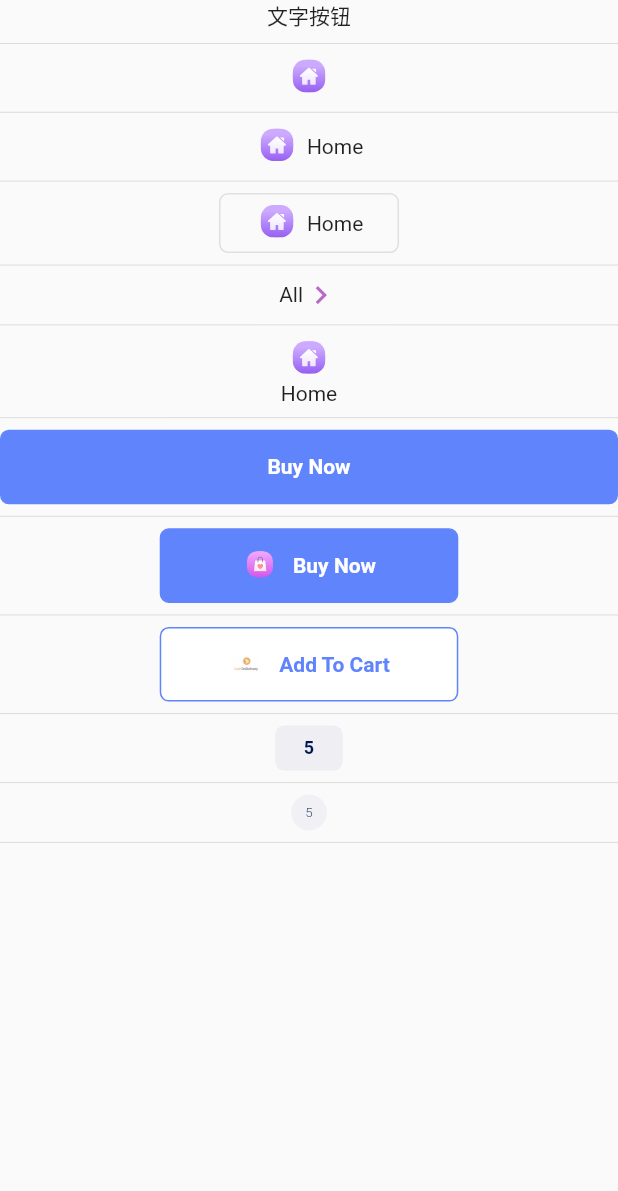
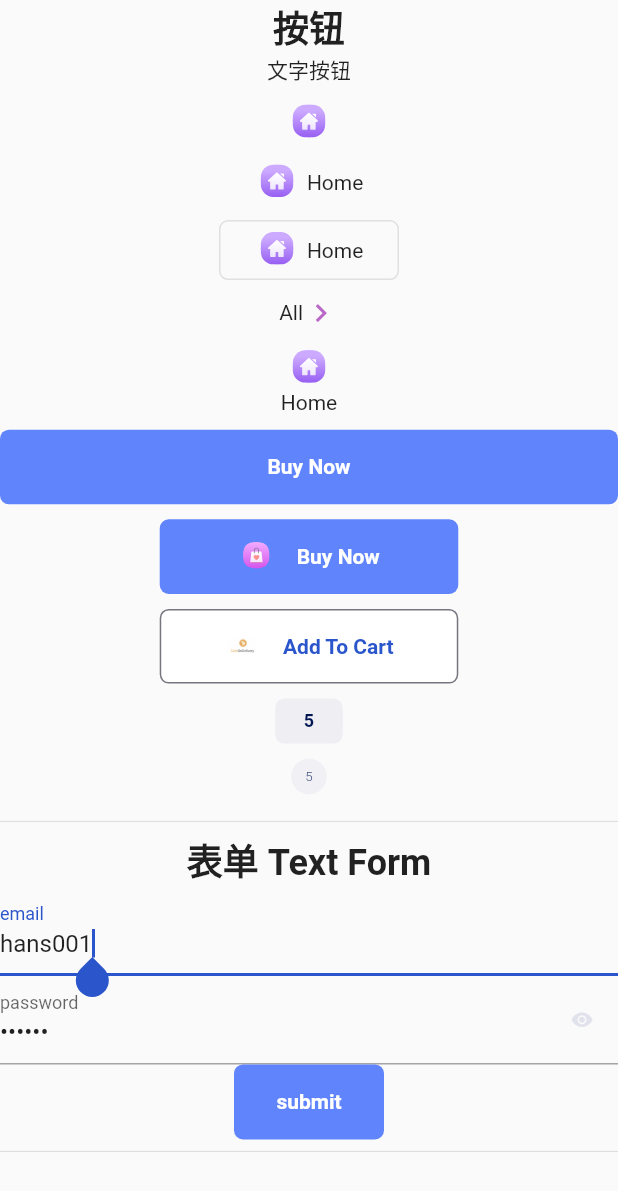
Before and after one commit to codertiany/flutter_woo_commerce_getx_ducafecat, a Flutter app: the screen it shows after launch, on a phone screen of 412 x 824 dp. Shown: the top 1191 px of the screen. Run offline on Flutter 3.47's test engine with Material 2 defaults, Android fonts, the light colour scheme and no system bars; drawn by our look-alikes of pull_to_refresh; our stand-ins replace dio, flutter_easyloading, flutter_screenutil, flutter_svg, get, package_info and 2 more; missing offline and left inert: validatorless.

Commit message:
add -> 颜色表定义

```diff
--- /dev/null
+++ b/lib/common/style/colors.dart
@@ -0,0 +1,100 @@
+import 'package:flutter/material.dart';
+import 'package:get/get.dart';
+
+/// 应用颜色
+class AppColors {
+  /// *******************************************
+  /// 自定义 颜色
+  /// *******************************************
+
+  /// 亮色
+  static AppColorScheme light = AppColorScheme(
+    button: const Color(0xFF5F84FC),
+  );
+
+  /// 暗色
+  static AppColorScheme dark = AppColorScheme(
+    button: const Color(0xFFB0C5FF),
+  );
+
+  /// *******************************************
+  /// 自定义 应用
+  /// *******************************************
+
+  /// 按钮
+  static Color get button => Get.isDarkMode ? dark.button : light.button;
+
+  /// *******************************************
+  /// Material System
+  /// *******************************************
+
+  static Color get background => Get.theme.colorScheme.background;
+
+  static Brightness get brightness => Get.theme.colorScheme.brightness;
+
+  static Color get error => Get.theme.colorScheme.error;
+
+  static Color get errorContainer => Get.theme.colorScheme.errorContainer;
+
+  static Color get inversePrimary => Get.theme.colorScheme.inversePrimary;
+
+  static Color get inverseSurface => Get.theme.colorScheme.inverseSurface;
+
+  static Color get onBackground => Get.theme.colorScheme.onBackground;
+
+  static Color get onError => Get.theme.colorScheme.onError;
+
+  static Color get onErrorContainer => Get.theme.colorScheme.onErrorContainer;
+
+  static Color get onInverseSurface => Get.theme.colorScheme.onInverseSurface;
+
+  static Color get onPrimary => Get.theme.colorScheme.onPrimary;
+
+  static Color get onPrimaryContainer =>
+      Get.theme.colorScheme.onPrimaryContainer;
+
+  static Color get onSecondary => Get.theme.colorScheme.onSecondary;
+
+  static Color get onSecondaryContainer =>
+      Get.theme.colorScheme.onSecondaryContainer;
+
+  static Color get onSurface => Get.theme.colorScheme.onSurface;
+
+  static Color get onSurfaceVariant => Get.theme.colorScheme.onSurfaceVariant;
+
+  static Color get onTertiary => Get.theme.colorScheme.onTertiary;
+
+  static Color get onTertiaryContainer =>
+      Get.theme.colorScheme.onTertiaryContainer;
+
+  static Color get outline => Get.theme.colorScheme.outline;
+
+  static Color get primary => Get.theme.colorScheme.primary;
+
+  static Color get primaryContainer => Get.theme.colorScheme.primaryContainer;
+
+  static Color get secondary => Get.theme.colorScheme.secondary;
+
+  static Color get secondaryContainer =>
+      Get.theme.colorScheme.secondaryContainer;
+
+  static Color get shadow => Get.theme.colorScheme.shadow;
+
+  static Color get surface => Get.theme.colorScheme.surface;
+
+  static Color get surfaceVariant => Get.theme.colorScheme.surfaceVariant;
+
+  static Color get tertiary => Get.theme.colorScheme.tertiary;
+
+  static Color get tertiaryContainer => Get.theme.colorScheme.tertiaryContainer;
+}
+
+/// 应用颜色 - 定义
+class AppColorScheme {
+  /// 按钮
+  final Color button;
+
+  AppColorScheme({
+    required this.button,
+  });
+}
--- a/lib/common/style/index.dart
+++ b/lib/common/style/index.dart
@@ -1,6 +1,7 @@
 library style;
 
-export 'space.dart';
+export 'colors.dart';
 export 'lib_color_schemes.g.dart';
 export 'radius.dart';
+export 'space.dart';
 export 'theme.dart';
--- a/lib/common/style/space.dart
+++ b/lib/common/style/space.dart
@@ -3,7 +3,7 @@ import 'package:flutter/material.dart';
 /// 间距
 class AppSpace {
   /// 卡片内 - 12 上下左右
-  static double get edgeCard => 12;
+  static double get card => 12;
 
   /// 输入框 - 10, 20 上下，左右
   static EdgeInsets get input =>
@@ -16,11 +16,11 @@ class AppSpace {
   static double get edgePage => 16;
 
   /// 段落 - 24
-  static double get paragraph => 10;
+  static double get paragraph => 24;
 
   /// 标题内容 - 10
   static double get titleContent => 10;
 
   /// 图标文字 - 15
-  static double get iconText => 10;
+  static double get iconText => 15;
 }
--- a/lib/common/widgets/button.dart
+++ b/lib/common/widgets/button.dart
@@ -1,5 +1,4 @@
 import 'package:flutter/material.dart';
-import 'package:get/get.dart';
 
 import '../extension/index.dart';
 import '../style/index.dart';
@@ -113,12 +112,12 @@ class ButtonWidget extends StatelessWidget {
     this.textDirection,
     this.isColumn,
     this.borderRadius,
+    this.borderColor,
   })  : textWidget = TextWidget.button(
           text: textString,
-          color: Get.theme.colorScheme.onPrimary,
+          color: AppColors.onPrimary,
         ),
-        bgColor = Get.theme.colorScheme.primary,
-        borderColor = Get.theme.colorScheme.primary,
+        bgColor = AppColors.button,
         super(key: key);
 
   /// 次要
@@ -137,10 +136,10 @@ class ButtonWidget extends StatelessWidget {
     this.borderRadius,
   })  : textWidget = TextWidget.button(
           text: textString,
-          color: Get.theme.colorScheme.primary,
+          color: AppColors.primary,
         ),
-        bgColor = Get.theme.colorScheme.onSecondary,
-        borderColor = Get.theme.colorScheme.primary,
+        bgColor = AppColors.onSecondary,
+        borderColor = AppColors.outline,
         super(key: key);
 
   /// 文字
@@ -180,7 +179,7 @@ class ButtonWidget extends StatelessWidget {
   })  : textWidget = TextWidget.button(
           text: textString,
           size: textSize,
-          color: textColor ?? Get.theme.colorScheme.onPrimaryContainer,
+          color: textColor ?? AppColors.onPrimaryContainer,
         ),
         super(key: key);
 
@@ -204,7 +203,7 @@ class ButtonWidget extends StatelessWidget {
           text: textString,
           size: textSize,
           weight: FontWeight.w300,
-          color: textColor ?? Get.theme.colorScheme.onPrimaryContainer,
+          color: textColor ?? AppColors.onPrimaryContainer,
         ),
         super(key: key);
 
@@ -227,7 +226,7 @@ class ButtonWidget extends StatelessWidget {
         TextWidget(
           text: text!,
           size: textSize,
-          color: textColor ?? Get.theme.colorScheme.onPrimaryContainer,
+          color: textColor ?? AppColors.onPrimaryContainer,
           weight: textWeight ?? FontWeight.w500,
         ),
       );
@@ -259,7 +258,7 @@ class ButtonWidget extends StatelessWidget {
           color: bgColor,
           border: borderColor != null
               ? Border.all(
-                  color: borderColor ?? Get.theme.colorScheme.primary,
+                  color: borderColor ?? AppColors.primary,
                 )
               : null,
           borderRadius: BorderRadius.all(
--- a/lib/common/widgets/icon.dart
+++ b/lib/common/widgets/icon.dart
@@ -1,6 +1,7 @@
 import 'package:flutter/material.dart';
 import 'package:flutter_svg/flutter_svg.dart';
-import 'package:get/get.dart';
+
+import '../style/index.dart';
 
 /// 图标组件
 class IconWidget extends StatelessWidget {
@@ -68,7 +69,7 @@ class IconWidget extends StatelessWidget {
       return Icon(
         iconData,
         size: size,
-        color: color ?? Get.theme.colorScheme.onPrimaryContainer,
+        color: color ?? AppColors.onPrimaryContainer,
       );
     }
     return Container();
--- a/lib/common/widgets/index.dart
+++ b/lib/common/widgets/index.dart
@@ -3,3 +3,4 @@ library widgets;
 export 'text.dart';
 export 'icon.dart';
 export 'button.dart';
+export 'text_form.dart';
--- a/lib/common/widgets/text.dart
+++ b/lib/common/widgets/text.dart
@@ -71,9 +71,9 @@ class TextWidget extends StatelessWidget {
         super(key: key);
 
   /// 文字 - 标题1
-  TextWidget.title1({
+  TextWidget.title1(
+    this.text, {
     Key? key,
-    required this.text,
     this.maxLines = 1,
     this.softWrap = false,
     this.overflow = TextOverflow.clip,
@@ -87,9 +87,9 @@ class TextWidget extends StatelessWidget {
         super(key: key);
 
   /// 文字 - 标题2
-  TextWidget.title2({
+  TextWidget.title2(
+    this.text, {
     Key? key,
-    required this.text,
     this.maxLines = 1,
     this.softWrap = false,
     this.overflow = TextOverflow.clip,
@@ -103,9 +103,9 @@ class TextWidget extends StatelessWidget {
         super(key: key);
 
   /// 文字 - 标题3
-  TextWidget.title3({
+  TextWidget.title3(
+    this.text, {
     Key? key,
-    required this.text,
     this.maxLines = 1,
     this.softWrap = false,
     this.overflow = TextOverflow.clip,
@@ -119,9 +119,9 @@ class TextWidget extends StatelessWidget {
         super(key: key);
 
   /// 文字 - 正文1
-  TextWidget.body1({
+  TextWidget.body1(
+    this.text, {
     Key? key,
-    required this.text,
     this.maxLines = 1,
     this.softWrap = false,
     this.overflow = TextOverflow.clip,
@@ -135,9 +135,9 @@ class TextWidget extends StatelessWidget {
         super(key: key);
 
   /// 文字 - 正文2
-  TextWidget.body2({
+  TextWidget.body2(
+    this.text, {
     Key? key,
-    required this.text,
     this.maxLines = 1,
     this.softWrap = false,
     this.overflow = TextOverflow.clip,
@@ -151,9 +151,9 @@ class TextWidget extends StatelessWidget {
         super(key: key);
 
   /// 文字 - 正文3
-  TextWidget.body3({
+  TextWidget.body3(
+    this.text, {
     Key? key,
-    required this.text,
     this.maxLines = 1,
     this.softWrap = false,
     this.overflow = TextOverflow.clip,
--- /dev/null
+++ b/lib/common/widgets/text_form.dart
@@ -0,0 +1,75 @@
+import 'package:flutter/material.dart';
+import 'package:flutter/services.dart';
+import 'package:flutter_woo_commerce_getx_ducafecat/common/style/index.dart';
+
+/// TextFormField 表单 输入框
+class TextFormWidget extends StatefulWidget {
+  final TextEditingController? controller;
+  final InputDecoration? decoration;
+  final String? Function(String?)? validator;
+  final bool? autofocus;
+  final String? labelText;
+  final bool? isObscure;
+  final TextInputType? keyboardType;
+  final List<TextInputFormatter>? inputFormatters;
+
+  const TextFormWidget({
+    Key? key,
+    this.controller,
+    this.autofocus = false,
+    this.labelText,
+    this.validator,
+    this.isObscure = false,
+    this.decoration,
+    this.keyboardType,
+    this.inputFormatters,
+  }) : super(key: key);
+
+  @override
+  _TextFormWidgetState createState() => _TextFormWidgetState();
+}
+
+class _TextFormWidgetState extends State<TextFormWidget> {
+  bool _isShowObscureIcon = false;
+  @override
+  void initState() {
+    super.initState();
+    _isShowObscureIcon = widget.isObscure!;
+  }
+
+  @override
+  Widget build(BuildContext context) {
+    return TextFormField(
+      autofocus: widget.autofocus!,
+      keyboardType: widget.keyboardType,
+      controller: widget.controller,
+      decoration: widget.isObscure == true
+          ? InputDecoration(
+              labelText: widget.labelText,
+              suffixIcon: IconButton(
+                onPressed: () {
+                  setState(() {
+                    _isShowObscureIcon = !_isShowObscureIcon;
+                  });
+                },
+                icon: Icon(
+                  _isShowObscureIcon == true
+                      ? Icons.visibility
+                      : Icons.visibility_off,
+                  size: 15,
+                  color: AppColors.surfaceVariant,
+                ),
+              ),
+            )
+          : InputDecoration(
+              labelText: widget.labelText,
+            ),
+      // 校验
+      validator: widget.validator,
+      // 是否密码
+      obscureText: _isShowObscureIcon,
+      // 输入格式
+      inputFormatters: widget.inputFormatters,
+    );
+  }
+}
--- a/lib/pages/styles/widgets/controller.dart
+++ b/lib/pages/styles/widgets/controller.dart
@@ -1,7 +1,13 @@
+import 'package:flutter/material.dart';
 import 'package:get/get.dart';
 
 class WidgetsController extends GetxController {
   WidgetsController();
+
+  TextEditingController unameController =
+      TextEditingController(text: "hans001");
+  TextEditingController pwdController = TextEditingController(text: "123456");
+  GlobalKey formKey = GlobalKey<FormState>();
 
   _initData() {
     update(["widgets"]);
@@ -25,8 +31,10 @@ class WidgetsController extends GetxController {
   //   super.onClose();
   // }
 
-  // @override
-  // void dispose() {
-  //   super.dispose();
-  // }
+  @override
+  void dispose() {
+    super.dispose();
+    unameController.dispose();
+    pwdController.dispose();
+  }
 }
--- a/lib/pages/styles/widgets/view.dart
+++ b/lib/pages/styles/widgets/view.dart
@@ -1,9 +1,11 @@
 import 'package:flutter/material.dart';
 import 'package:flutter_screenutil/flutter_screenutil.dart';
 import 'package:flutter_woo_commerce_getx_ducafecat/common/extension/index.dart';
+import 'package:flutter_woo_commerce_getx_ducafecat/common/style/index.dart';
 import 'package:flutter_woo_commerce_getx_ducafecat/common/values/index.dart';
 import 'package:flutter_woo_commerce_getx_ducafecat/common/widgets/index.dart';
 import 'package:get/get.dart';
+import 'package:validatorless/validatorless.dart';
 
 import 'index.dart';
 
@@ -25,14 +27,16 @@ class WidgetsPage extends GetView<WidgetsController> {
     );
   }
 
+  // 按钮
   Widget _buildButtons() {
     return <Widget>[
+      TextWidget.title1("按钮"),
+
       // 1 文字按钮
       ButtonWidget.text(
         "文字按钮",
         textSize: 15.sp,
-      ),
-      const Divider(),
+      ).paddingBottom(AppSpace.listRow),
 
       // 2 图标按钮
       ButtonWidget.icon(
@@ -40,8 +44,7 @@ class WidgetsPage extends GetView<WidgetsController> {
           AssetsSvgs.cHomeSvg,
           size: 30.sp,
         ),
-      ),
-      const Divider(),
+      ).paddingBottom(AppSpace.listRow),
 
       // 3 图标文字按钮
       ButtonWidget.iconText(
@@ -51,8 +54,7 @@ class WidgetsPage extends GetView<WidgetsController> {
         ),
         "Home",
         iconTextSpace: 5.w,
-      ),
-      const Divider(),
+      ).paddingBottom(AppSpace.listRow),
 
       // 3 图标文字按钮 - 边框
       ButtonWidget.iconText(
@@ -63,8 +65,7 @@ class WidgetsPage extends GetView<WidgetsController> {
         "Home",
         iconTextSpace: 5.w,
         borderColor: Get.theme.colorScheme.outline.withOpacity(0.2),
-      ).height(40).width(120),
-      const Divider(),
+      ).height(40).width(120).paddingBottom(AppSpace.listRow),
 
       // 4 图标文字按钮 - 反转
       ButtonWidget.iconText(
@@ -76,8 +77,7 @@ class WidgetsPage extends GetView<WidgetsController> {
         "All",
         iconTextSpace: 0,
         textDirection: TextDirection.rtl,
-      ),
-      const Divider(),
+      ).paddingBottom(AppSpace.listRow),
 
       // 5 图标文字按钮 - 纵向
       ButtonWidget.iconText(
@@ -87,36 +87,31 @@ class WidgetsPage extends GetView<WidgetsController> {
         ),
         "Home",
         isColumn: true,
-      ),
-      const Divider(),
+      ).paddingBottom(AppSpace.listRow),
 
       // primary 主按钮
       ButtonWidget.primary(
         "Buy Now",
-      ).height(50.w),
-      const Divider(),
+      ).height(50.w).paddingBottom(AppSpace.listRow),
 
       // primary 主按钮
       ButtonWidget.primary(
         "Buy Now",
         icon: IconWidget.svg(AssetsSvgs.cBagSvg),
-      ).height(50.w).width(200.w),
-      const Divider(),
+      ).height(50.w).width(200.w).paddingBottom(AppSpace.listRow),
 
       // secondary 主按钮
       ButtonWidget.secondary(
         "Add To Cart",
         icon: IconWidget.image(AssetsImages.pCashPng),
-      ).height(50.w).width(200.w),
-      const Divider(),
+      ).height(50.w).width(200.w).paddingBottom(AppSpace.listRow),
 
       // 文字/填充 按钮
       ButtonWidget.textFilled(
         "5",
         bgColor: Get.theme.colorScheme.surfaceVariant.withOpacity(0.5),
         textSize: 12.sp,
-      ).height(30).width(45),
-      const Divider(),
+      ).height(30).width(45).paddingBottom(AppSpace.listRow),
 
       // 文字/填充/圆形 按钮
       ButtonWidget.textRoundFilled(
@@ -124,18 +119,70 @@ class WidgetsPage extends GetView<WidgetsController> {
         bgColor: Get.theme.colorScheme.surfaceVariant.withOpacity(0.4),
         borderRadius: 12.w,
         textSize: 9.sp,
-      ).tight(width: 24.w, height: 24.w),
+      ).tight(width: 24.w, height: 24.w).paddingBottom(AppSpace.listRow),
+
+      // 分隔
       const Divider(),
 
       //
     ].toColumn();
   }
 
+  // 表单 Text Form
+  Widget _buildTextForm() {
+    return Form(
+        key: controller.formKey, //设置globalKey，用于后面获取FormState
+        autovalidateMode: AutovalidateMode.onUserInteraction,
+        child: <Widget>[
+          TextWidget.title1("表单 Text Form"),
+          TextFormWidget(
+            autofocus: true,
+            keyboardType: TextInputType.emailAddress,
+            controller: controller.unameController,
+            labelText: "email",
+            validator: Validatorless.multiple([
+              Validatorless.required("The field is obligatory"),
+              Validatorless.min(6,
+                  "Length cannot be less than @size".trParams({"size": "6"})),
+              Validatorless.max(
+                  18,
+                  "Length cannot be greater than @size"
+                      .trParams({"size": "18"})),
+              Validatorless.email("The field must be an email"),
+            ]),
+          ),
+          TextFormWidget(
+            controller: controller.pwdController,
+            labelText: "password",
+            isObscure: true,
+            validator: Validatorless.multiple([
+              Validatorless.required("The field is obligatory"),
+              Validatorless.min(6,
+                  "Length cannot be less than @size".trParams({"size": "6"})),
+              Validatorless.max(
+                  18,
+                  "Length cannot be greater than @size"
+                      .trParams({"size": "18"})),
+            ]),
+          ),
+          ButtonWidget.primary(
+            "submit",
+            onTap: () {
+              if ((controller.formKey.currentState as FormState).validate()) {
+                try {} finally {}
+              }
+            },
+          ).tight(width: 100, height: 50),
+          const Divider(),
+        ].toColumn());
+  }
+
   Widget _buildView() {
-    return Center(
+    return SingleChildScrollView(
       child: Column(
         children: [
           _buildButtons(),
+          _buildTextForm(),
         ],
       ),
     );
```
Also changed, not shown: lib/common/style/lib_color_schemes.g.dart.
